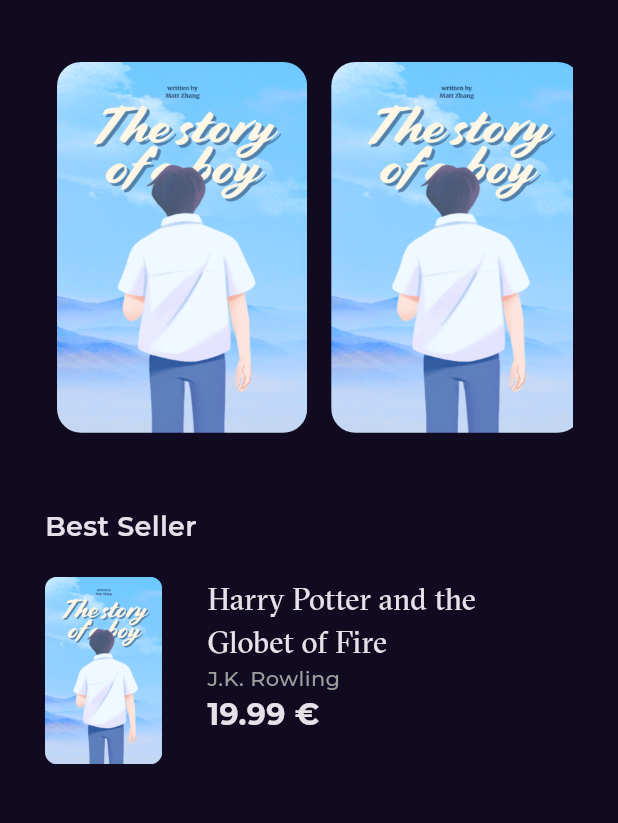
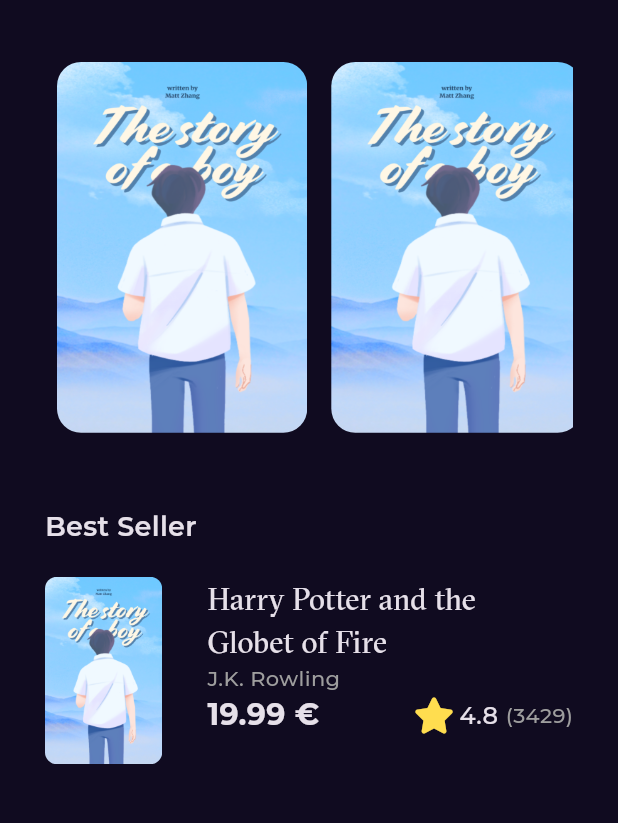
Before and after one commit to mano299/bookly, a Flutter app: the screen it shows after launch, on a phone screen of 412 x 824 dp, the part 115-938 px from its top. Run offline on Flutter 3.47's test engine with Material 3 defaults, Android fonts, the phone set to English and light mode, and no system bars; our stand-ins replace flutter_svg, font_awesome_flutter, get, google_fonts.

Commit message:
best seller item done

```diff
--- a/lib/features/home/presention/widgets/best_seller_list_view_item.dart
+++ b/lib/features/home/presention/widgets/best_seller_list_view_item.dart
@@ -3,6 +3,7 @@
 import 'package:flutter/material.dart';
 
 import '../../../../core/utils/styles.dart';
+import 'book_rating.dart';
 
 class BestSellerListViewItem extends StatelessWidget {
   const BestSellerListViewItem({super.key});
@@ -27,8 +28,8 @@
               ),
             ),
           ),
-          Padding(
-            padding: const EdgeInsets.only(left: 30.0),
+          SizedBox(width: 30),
+          Expanded(
             child: Column(
               crossAxisAlignment: CrossAxisAlignment.start,
               children: [
@@ -53,7 +54,9 @@
                       style: Styles.textStyle20.copyWith(
                         fontWeight: FontWeight.bold,
                       ),
-                    )
+                    ),
+                    Spacer(),
+                    BookRating(),
                   ],
                 )
               ],
--- /dev/null
+++ b/lib/features/home/presention/widgets/book_rating.dart
@@ -0,0 +1,31 @@
+import 'package:bookly/core/utils/styles.dart';
+import 'package:flutter/material.dart';
+import 'package:font_awesome_flutter/font_awesome_flutter.dart';
+
+class BookRating extends StatelessWidget {
+  const BookRating({super.key});
+
+  @override
+  Widget build(BuildContext context) {
+    return Row(
+      children: [
+        Icon(
+          FontAwesomeIcons.solidStar,
+          color: Color(0xffFFDD4F),
+        ),
+        SizedBox(width: 6.3),
+        Text(
+          '4.8',
+          style: Styles.textStyle16,
+        ),
+        SizedBox(width: 5),
+        Text(
+          '(3429)',
+          style: Styles.textStyle14.copyWith(
+            color: Colors.grey,
+          ),
+        ),
+      ],
+    );
+  }
+}
```
